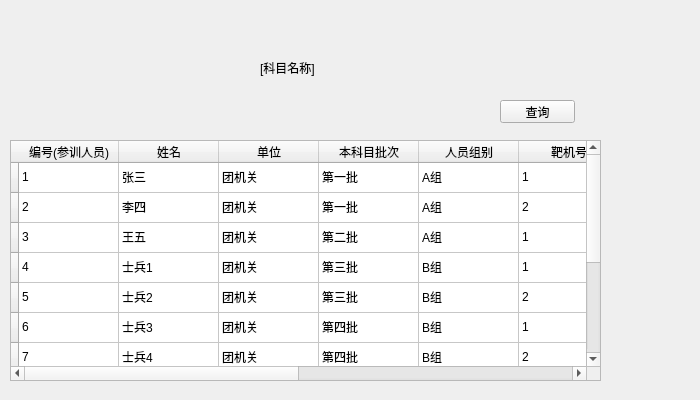
The window that src/modules/distribution/SchemeItem.ui (renyilin2007/shot-training-manager-system) describes before a commit, drawn with Qt 5.
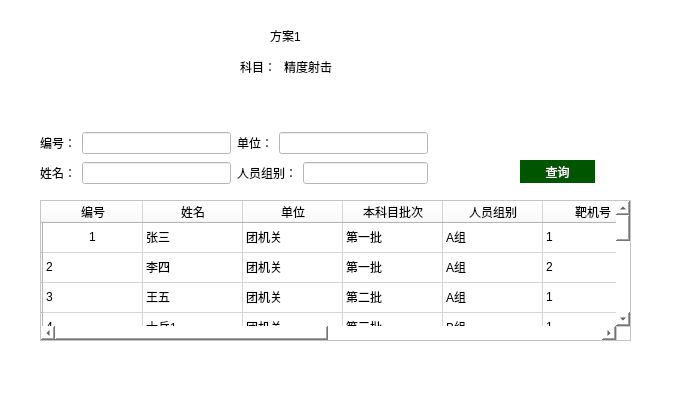
The same window after the commit.

What changed in the file:
```diff
--- a/src/modules/distribution/SchemeItem.ui
+++ b/src/modules/distribution/SchemeItem.ui
@@ -13,73 +13,90 @@
   <property name="windowTitle">
    <string>Form</string>
   </property>
+  <property name="styleSheet">
+   <string notr="true">background-color: rgb(255, 255, 255);</string>
+  </property>
   <widget class="QTableWidget" name="tableWidget">
    <property name="geometry">
     <rect>
-     <x>10</x>
-     <y>140</y>
+     <x>40</x>
+     <y>200</y>
      <width>591</width>
-     <height>241</height>
+     <height>141</height>
     </rect>
    </property>
+   <property name="font">
+    <font>
+     <weight>50</weight>
+     <bold>false</bold>
+     <underline>false</underline>
+     <kerning>true</kerning>
+    </font>
+   </property>
+   <property name="selectionBehavior">
+    <enum>QAbstractItemView::SelectItems</enum>
+   </property>
    <row>
     <property name="text">
-     <string> </string>
+     <string/>
     </property>
    </row>
    <row>
     <property name="text">
-     <string> </string>
+     <string/>
     </property>
    </row>
    <row>
     <property name="text">
-     <string> </string>
+     <string/>
     </property>
    </row>
    <row>
     <property name="text">
-     <string> </string>
+     <string/>
     </property>
    </row>
    <row>
     <property name="text">
-     <string> </string>
+     <string/>
     </property>
    </row>
    <row>
     <property name="text">
-     <string> </string>
+     <string/>
     </property>
    </row>
    <row>
     <property name="text">
-     <string> </string>
+     <string/>
     </property>
    </row>
    <row>
     <property name="text">
-     <string> </string>
+     <string/>
     </property>
    </row>
    <row>
     <property name="text">
-     <string> </string>
+     <string/>
     </property>
    </row>
    <row>
     <property name="text">
-     <string> </string>
+     <string/>
     </property>
    </row>
    <row>
     <property name="text">
-     <string> </string>
+     <string/>
     </property>
    </row>
    <column>
     <property name="text">
-     <string>编号(参训人员)</string>
+     <string>编号</string>
+    </property>
+    <property name="textAlignment">
+     <set>AlignCenter</set>
     </property>
    </column>
    <column>
@@ -131,6 +148,9 @@
     <property name="text">
      <string>1</string>
     </property>
+    <property name="textAlignment">
+     <set>AlignCenter</set>
+    </property>
    </item>
    <item row="0" column="1">
     <property name="text">
@@ -343,32 +363,150 @@
     </property>
    </item>
   </widget>
-  <widget class="QLabel" name="label">
-   <property name="geometry">
-    <rect>
-     <x>260</x>
-     <y>60</y>
-     <width>61</width>
-     <height>16</height>
-    </rect>
-   </property>
-   <property name="text">
-    <string>[科目名称]</string>
-   </property>
-  </widget>
   <widget class="QPushButton" name="pushButton">
    <property name="geometry">
     <rect>
-     <x>500</x>
-     <y>100</y>
+     <x>520</x>
+     <y>160</y>
      <width>75</width>
      <height>23</height>
     </rect>
    </property>
+   <property name="styleSheet">
+    <string notr="true">background-color: rgb(0, 85, 0);
+color: rgb(255, 255, 255);
+border:none
+</string>
+   </property>
    <property name="text">
     <string>查询</string>
    </property>
   </widget>
+  <widget class="QLabel" name="label_9">
+   <property name="geometry">
+    <rect>
+     <x>270</x>
+     <y>30</y>
+     <width>54</width>
+     <height>12</height>
+    </rect>
+   </property>
+   <property name="text">
+    <string>方案1</string>
+   </property>
+  </widget>
+  <widget class="QWidget" name="">
+   <property name="geometry">
+    <rect>
+     <x>240</x>
+     <y>60</y>
+     <width>92</width>
+     <height>14</height>
+    </rect>
+   </property>
+   <layout class="QHBoxLayout" name="horizontalLayout_5">
+    <item>
+     <widget class="QLabel" name="label">
+      <property name="text">
+       <string>科目：</string>
+      </property>
+     </widget>
+    </item>
+    <item>
+     <widget class="QLabel" name="label_6">
+      <property name="text">
+       <string>精度射击</string>
+      </property>
+     </widget>
+    </item>
+   </layout>
+  </widget>
+  <widget class="QWidget" name="">
+   <property name="geometry">
+    <rect>
+     <x>40</x>
+     <y>130</y>
+     <width>388</width>
+     <height>56</height>
+    </rect>
+   </property>
+   <layout class="QVBoxLayout" name="verticalLayout">
+    <item>
+     <layout class="QHBoxLayout" name="horizontalLayout_6">
+      <item>
+       <layout class="QHBoxLayout" name="horizontalLayout_3">
+        <item>
+         <widget class="QLabel" name="label_3">
+          <property name="text">
+           <string>编号：</string>
+          </property>
+         </widget>
+        </item>
+        <item>
+         <widget class="QLineEdit" name="lineEdit_3"/>
+        </item>
+       </layout>
+      </item>
+      <item>
+       <layout class="QHBoxLayout" name="horizontalLayout">
+        <item>
+         <widget class="QLabel" name="label_2">
+          <property name="text">
+           <string>单位：</string>
+          </property>
+         </widget>
+        </item>
+        <item>
+         <widget class="QLineEdit" name="lineEdit"/>
+        </item>
+       </layout>
+      </item>
+     </layout>
+    </item>
+    <item>
+     <layout class="QHBoxLayout" name="horizontalLayout_7">
+      <item>
+       <layout class="QHBoxLayout" name="horizontalLayout_2">
+        <item>
+         <widget class="QLabel" name="label_5">
+          <property name="text">
+           <string>姓名：</string>
+          </property>
+         </widget>
+        </item>
+        <item>
+         <widget class="QLineEdit" name="lineEdit_2"/>
+        </item>
+       </layout>
+      </item>
+      <item>
+       <layout class="QHBoxLayout" name="horizontalLayout_4">
+        <item>
+         <widget class="QLabel" name="label_4">
+          <property name="text">
+           <string>人员组别：</string>
+          </property>
+         </widget>
+        </item>
+        <item>
+         <widget class="QLineEdit" name="lineEdit_4"/>
+        </item>
+       </layout>
+      </item>
+     </layout>
+    </item>
+   </layout>
+  </widget>
+  <zorder>tableWidget</zorder>
+  <zorder>label</zorder>
+  <zorder>pushButton</zorder>
+  <zorder>layoutWidget_3</zorder>
+  <zorder>layoutWidget</zorder>
+  <zorder>layoutWidget_2</zorder>
+  <zorder>layoutWidget_4</zorder>
+  <zorder>label_3</zorder>
+  <zorder>label_6</zorder>
+  <zorder>label_9</zorder>
  </widget>
  <resources/>
  <connections/>
```
